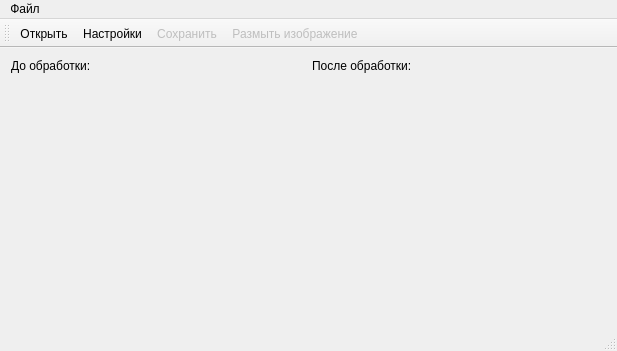
The window that src/jpegfilter.ui (Frodox/gaussian-blur-qt-example) describes before a commit, drawn with Qt 5.
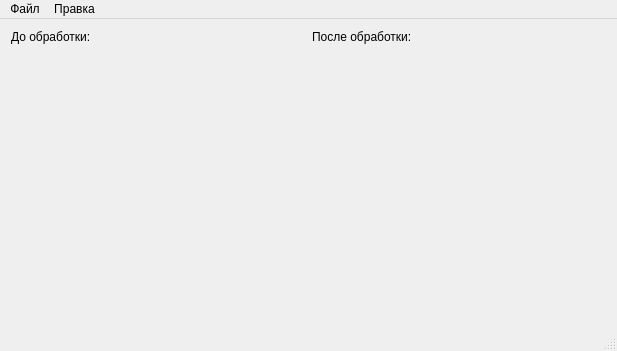
The same window after the commit. Icons and pictures are not drawn.

Commit message: use Native icons instead external. Rearrange menu.Remove toolbar

What changed in the file:
```diff
--- a/src/jpegfilter.ui
+++ b/src/jpegfilter.ui
@@ -14,9 +14,21 @@
    <string>JpegFilter</string>
   </property>
   <widget class="QWidget" name="centralWidget">
+   <property name="sizePolicy">
+    <sizepolicy hsizetype="Preferred" vsizetype="MinimumExpanding">
+     <horstretch>0</horstretch>
+     <verstretch>0</verstretch>
+    </sizepolicy>
+   </property>
    <layout class="QGridLayout" name="gridLayout">
     <item row="0" column="0">
      <widget class="QLabel" name="label_before_">
+      <property name="sizePolicy">
+       <sizepolicy hsizetype="Preferred" vsizetype="Fixed">
+        <horstretch>0</horstretch>
+        <verstretch>0</verstretch>
+       </sizepolicy>
+      </property>
       <property name="text">
        <string>До обработки:</string>
       </property>
@@ -57,7 +69,7 @@
      <x>0</x>
      <y>0</y>
      <width>617</width>
-     <height>20</height>
+     <height>25</height>
     </rect>
    </property>
    <widget class="QMenu" name="menu_">
@@ -69,22 +81,15 @@
     <addaction name="action_save_as"/>
     <addaction name="action_exit"/>
    </widget>
+   <widget class="QMenu" name="menu_edit">
+    <property name="title">
+     <string>Правка</string>
+    </property>
+    <addaction name="action_blur_image"/>
+    <addaction name="action_settings"/>
+   </widget>
    <addaction name="menu_"/>
-  </widget>
-  <widget class="QToolBar" name="tool_bar_">
-   <property name="enabled">
-    <bool>true</bool>
-   </property>
-   <attribute name="toolBarArea">
-    <enum>TopToolBarArea</enum>
-   </attribute>
-   <attribute name="toolBarBreak">
-    <bool>false</bool>
-   </attribute>
-   <addaction name="action_open"/>
-   <addaction name="action_settings"/>
-   <addaction name="action_save"/>
-   <addaction name="action_blur_image"/>
+   <addaction name="menu_edit"/>
   </widget>
   <widget class="QStatusBar" name="status_bar_"/>
   <action name="action_open">
```
Left out of the diff: 43 changed lines with no effect on the pictures. The commit also changes 2 other files.
